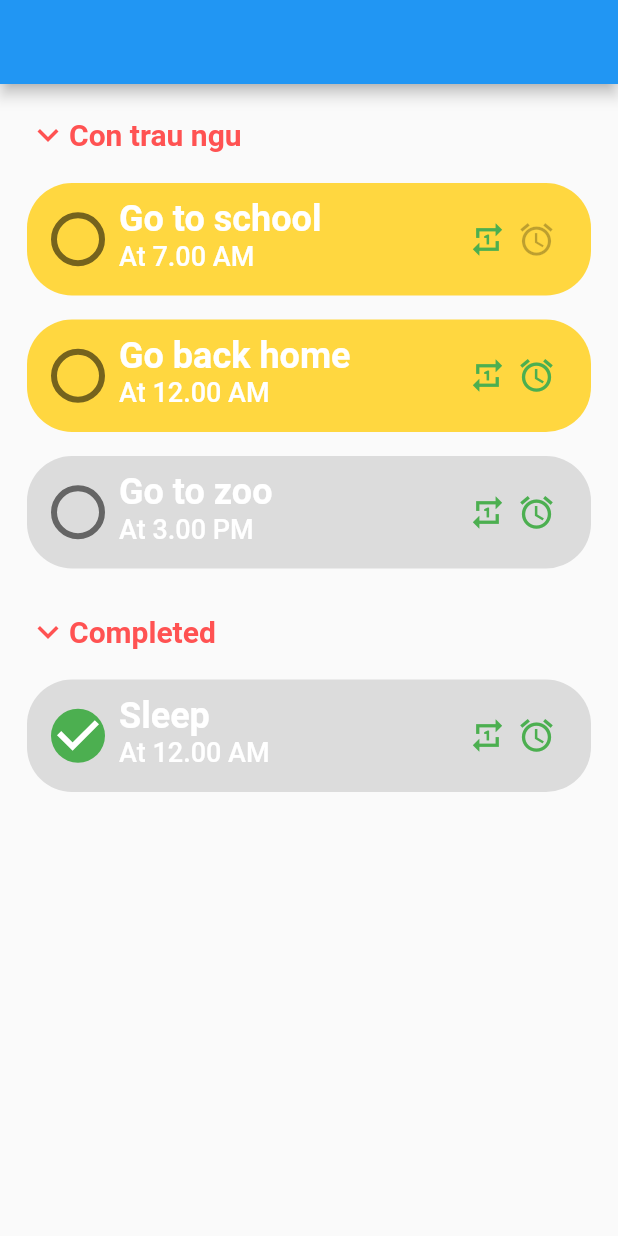
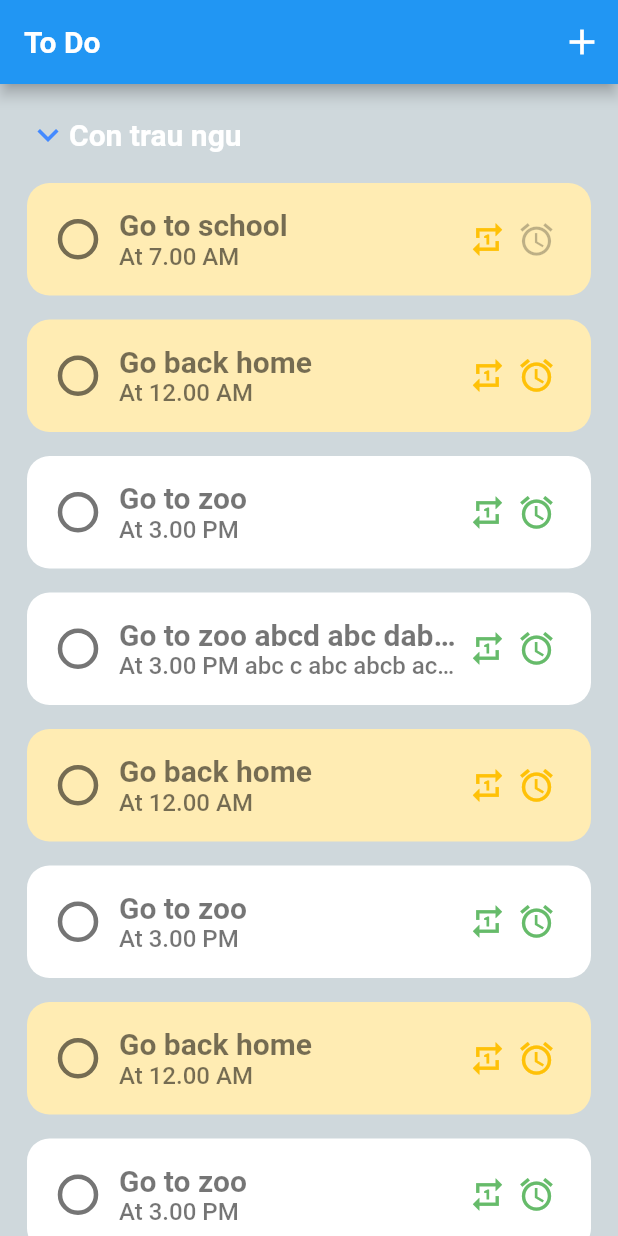
Before and after one commit to DucThang18DT/FlutterApp_StupidBuffalo, a Flutter app: the screen it shows after launch, on a phone screen of 412 x 824 dp. Run offline on Flutter 3.47's test engine with Material 2 defaults, Android fonts, the phone set to English and light mode, and no system bars; our stand-ins replace get.

Commit message:
update main screen: items color, app name,...

```diff
--- a/lib/main.dart
+++ b/lib/main.dart
@@ -36,6 +36,42 @@ void main() {
       remind: true,
       status: Status.DOING,
       important: false));
+  ListTask.tasks.add(TaskProperties(
+      name: "Go to zoo abcd abc dab cd abcd abcd abcd abcd",
+      description:
+          "At 3.00 PM abc c abc abcb acb ab c abc ba cb cba cbac bac bac bac",
+      repeat: Repeat.ONCE,
+      remind: true,
+      status: Status.DOING,
+      important: false));
+  ListTask.tasks.add(TaskProperties(
+      name: "Go back home",
+      description: "At 12.00 AM",
+      repeat: Repeat.ONCE,
+      remind: true,
+      status: Status.DOING,
+      important: true));
+  ListTask.tasks.add(TaskProperties(
+      name: "Go to zoo",
+      description: "At 3.00 PM",
+      repeat: Repeat.ONCE,
+      remind: true,
+      status: Status.DOING,
+      important: false));
+  ListTask.tasks.add(TaskProperties(
+      name: "Go back home",
+      description: "At 12.00 AM",
+      repeat: Repeat.ONCE,
+      remind: true,
+      status: Status.DOING,
+      important: true));
+  ListTask.tasks.add(TaskProperties(
+      name: "Go to zoo",
+      description: "At 3.00 PM",
+      repeat: Repeat.ONCE,
+      remind: true,
+      status: Status.DOING,
+      important: false));
   for (int index = 0; index < ListTask.tasks.length; index++)
     if (ListTask.tasks[index].status == Status.DONE) ++ListTask.taskDone;
   runApp(MyApp());
@@ -45,11 +81,7 @@ class MyApp extends StatelessWidget {
   @override
   Widget build(BuildContext context) {
     return MaterialApp(
-      home: Scaffold(
-          appBar: AppBar(
-            actions: [],
-          ),
-          body: MainScreen()),
+      home: MainScreen(),
     );
   }
 }
--- /dev/null
+++ b/lib/screens/mainScreen/addTaskItem/addTaskButton.dart
@@ -0,0 +1,26 @@
+import 'package:flutter/cupertino.dart';
+import 'package:flutter/material.dart';
+
+class AddTaskButton extends StatelessWidget {
+  static AddButtonProperties _props = AddButtonProperties();
+  @override
+  Widget build(BuildContext context) {
+    return Container(
+      child: IconButton(
+        icon: Icon(
+          Icons.add,
+          size: _props.size,
+          color: _props.color,
+        ),
+        onPressed: () {
+          // TODO
+        },
+      ),
+    );
+  }
+}
+
+class AddButtonProperties {
+  double size = 28;
+  Color color = Colors.white;
+}
--- a/lib/screens/mainScreen/mainScreen.dart
+++ b/lib/screens/mainScreen/mainScreen.dart
@@ -2,6 +2,7 @@ import 'package:flutter/material.dart';
 import 'package:get/get.dart';
 import 'package:todo_app/objects/taskObject/listTask.dart';
 import 'package:todo_app/objects/taskObject/taskProperties.dart';
+import 'package:todo_app/screens/mainScreen/addTaskItem/addTaskButton.dart';
 import 'package:todo_app/screens/mainScreen/taskItem/taskitem.dart';
 
 class MainScreen extends StatefulWidget {
@@ -16,7 +17,20 @@ class MainScreen extends StatefulWidget {
 class _MainScreenState extends State<MainScreen> {
   @override
   Widget build(BuildContext context) {
-    return Obx(() => ListView(
+    return Scaffold(
+        backgroundColor: MainScreen.mainPgProps.background,
+        appBar: AppBar(
+          title: Text(
+            'To Do',
+            style: TextStyle(
+                fontSize: MainScreen.mainPgProps.headerSize,
+                fontWeight: FontWeight.bold),
+          ),
+          actions: [AddTaskButton()],
+        ),
+        body: Obx(
+          () => (ListTask.tasks.length > 0)
+              ? Obx(() => ListView(
                     padding: EdgeInsets.all(MainScreen.mainPgProps.padding),
                     children: [
                       if (ListTask.taskDone < ListTask.tasks.length)
@@ -43,7 +57,8 @@ class _MainScreenState extends State<MainScreen> {
                                   "Con trau ngu",
                                   textAlign: TextAlign.left,
                                   style: TextStyle(
-                            fontSize: MainScreen.mainPgProps.headerSize,
+                                      fontSize:
+                                          MainScreen.mainPgProps.headerSize,
                                       color: MainScreen.mainPgProps.headerColor,
                                       fontWeight: FontWeight.bold),
                                 ),
@@ -51,13 +66,9 @@ class _MainScreenState extends State<MainScreen> {
                             )),
                       if (MainScreen.taskExpand)
                         for (int id = 0; id < ListTask.tasks.length; id++)
-                if (ListTask.tasks[id].status != Status.DONE) TaskItem(id),
+                          if (ListTask.tasks[id].status != Status.DONE)
+                            TaskItem(id),
 
-            // if (ListTask.taskDone > 0)
-            // Container(
-            //   // height: 20,
-            //   padding: EdgeInsets.all(MainScreen.mainPgProps.deviderPadding),
-            //   child:
                       SizedBox(
                         height: 10,
                       ),
@@ -86,32 +97,58 @@ class _MainScreenState extends State<MainScreen> {
                                   "Completed",
                                   textAlign: TextAlign.left,
                                   style: TextStyle(
-                            fontSize: MainScreen.mainPgProps.headerSize,
+                                      fontSize:
+                                          MainScreen.mainPgProps.headerSize,
                                       color: MainScreen.mainPgProps.headerColor,
                                       fontWeight: FontWeight.bold),
                                 ),
                               ]),
                             )),
-            // ),
                       if (MainScreen.completedTaskExpand)
                         for (int id = 0; id < ListTask.tasks.length; id++)
-                if (ListTask.tasks[id].status == Status.DONE) TaskItem(id),
+                          if (ListTask.tasks[id].status == Status.DONE)
+                            TaskItem(id),
 
                       // Text('${ListTask.taskDone}'),
                     ],
+                  ))
+              : Container(
+                  alignment: Alignment.center,
+                  child: Column(
+                      mainAxisAlignment: MainAxisAlignment.center,
+                      children: [
+                        Text(
+                          'You have no task today.',
+                          style: TextStyle(
+                              fontWeight: FontWeight.bold,
+                              fontSize: MainScreen.mainPgProps.headerSize,
+                              color: MainScreen.mainPgProps.noTaskColor),
+                        ),
+                        Text(
+                          'Create now!',
+                          style: TextStyle(
+                              fontWeight: FontWeight.bold,
+                              fontSize: MainScreen.mainPgProps.headerSize,
+                              color: MainScreen.mainPgProps.noTaskColor),
+                        ),
+                      ])),
         ));
   }
 }
 
 class MainScreenProperties {
+  Color background =
+      Colors.blueGrey.shade100; //Colors.lightBlueAccent.shade200;
   double sizedBoxHeght = 50;
   double sizedBoxWidth = 30;
   double padding = 10;
-  Color dividerColor = Colors.black;
-  double deviderHeight = 10;
-  double deviderPadding = 5;
-  Color headerColor = Colors.redAccent;
+  // Color dividerColor = Colors.black;
+  // double deviderHeight = 10;
+  // double deviderPadding = 5;
+  // Color headerColor = Colors.blueAccent.shade200;
+  Color headerColor = Colors.white;
   double headerSize = 20;
   double iconSize = 28;
-  Color iconColor = Colors.redAccent;
+  Color iconColor = Colors.blueAccent.shade200;
+  Color noTaskColor = Colors.black26;
 }
--- a/lib/screens/mainScreen/taskItem/taskitem.dart
+++ b/lib/screens/mainScreen/taskItem/taskitem.dart
@@ -1,6 +1,5 @@
 import 'package:flutter/cupertino.dart';
 import 'package:flutter/material.dart';
-import 'package:get/get_state_manager/src/rx_flutter/rx_obx_widget.dart';
 import 'package:todo_app/objects/taskObject/listTask.dart';
 import 'package:todo_app/objects/taskObject/taskProperties.dart';
 
@@ -17,6 +16,47 @@ class TaskItem extends StatefulWidget {
 }
 
 class _TaskItemState extends State<TaskItem> {
+  deleteTask() {
+    return showDialog(
+      context: context,
+      builder: (BuildContext context) => AlertDialog(
+        shape: RoundedRectangleBorder(
+            // side: BorderSide(color: Colors.green, width: 3),
+            borderRadius: BorderRadius.all(
+                Radius.circular(TaskItem._itemProps.borderRadius))),
+        title: const Text('CONFIRM',
+            style: TextStyle(fontWeight: FontWeight.bold, color: Colors.red)),
+        content: const Text(
+          'Do you want to delete this Task?',
+          style: TextStyle(
+            color: Colors.red,
+          ),
+        ),
+        actions: <Widget>[
+          TextButton(
+            onPressed: () => Navigator.pop(context, 'Cancel'),
+            child: const Text(
+              'Cancel',
+              style: TextStyle(fontWeight: FontWeight.bold),
+            ),
+          ),
+          TextButton(
+            onPressed: () {
+              if (ListTask.tasks[widget.index].status == Status.DONE)
+                --ListTask.taskDone;
+              ListTask.tasks.removeAt(widget.index);
+              Navigator.pop(context, 'OK');
+            },
+            child: const Text(
+              'OK',
+              style: TextStyle(fontWeight: FontWeight.bold, color: Colors.red),
+            ),
+          ),
+        ],
+      ),
+    );
+  }
+
   viewTask() {
     // TODO
   }
@@ -24,13 +64,16 @@ class _TaskItemState extends State<TaskItem> {
   Widget build(BuildContext context) {
     return TextButton(
       onPressed: viewTask,
+      onLongPress: deleteTask,
       child: Container(
         decoration: BoxDecoration(
             borderRadius:
                 BorderRadius.circular(TaskItem._itemProps.borderRadius),
             color: ListTask.tasks[widget.index].important == true
                 ? TaskItem._itemProps.itemImportantBgrColor
-                : TaskItem._itemProps.itemBackground),
+                : (ListTask.tasks[widget.index].status == Status.DONE
+                    ? TaskItem._itemProps.itemDoneBgrColor
+                    : TaskItem._itemProps.itemBackground)),
         padding: EdgeInsets.all(TaskItem._itemProps.padding),
         // margin: EdgeInsets.all(TaskItem._itemProps.margin),
         //color: Colors.amber,
@@ -71,19 +114,27 @@ class _TaskItemState extends State<TaskItem> {
             ),
             Expanded(
               child: Column(
-                  mainAxisAlignment: MainAxisAlignment.start,
+                  mainAxisAlignment: MainAxisAlignment.center,
                   crossAxisAlignment: CrossAxisAlignment.start,
                   children: [
                     Text(
                       ListTask.tasks[widget.index].taskName,
+                      maxLines: TaskItem._itemProps.maxLine,
+                      overflow: TextOverflow.ellipsis,
                       //textAlign: TextAlign.left,
                       style: TextStyle(
+                          decoration:
+                              ListTask.tasks[widget.index].status == Status.DONE
+                                  ? TextDecoration.lineThrough
+                                  : TextDecoration.none,
                           color: TaskItem._itemProps.textColor,
                           fontSize: TaskItem._itemProps.titleSize,
                           fontWeight: FontWeight.bold),
                     ),
                     Text(
                       ListTask.tasks[widget.index].description,
+                      maxLines: TaskItem._itemProps.maxLine,
+                      overflow: TextOverflow.ellipsis,
                       style: TextStyle(
                           color: TaskItem._itemProps.textColor,
                           fontSize: TaskItem._itemProps.desSize),
@@ -98,16 +149,20 @@ class _TaskItemState extends State<TaskItem> {
                     ? TaskItem._itemProps.repeatOnce
                     : TaskItem._itemProps.repeat,
                 size: TaskItem._itemProps.iconSize,
-                color: TaskItem._itemProps.iconActiveColor,
+                color: ListTask.tasks[widget.index].important == true
+                    ? TaskItem._itemProps.iconImpActiveColor
+                    : TaskItem._itemProps.iconActiveColor,
               ),
             ),
             Padding(
               padding: EdgeInsets.all(TaskItem._itemProps.padding / 3),
               child: Icon(Icons.alarm,
                   size: TaskItem._itemProps.iconSize,
-                  color: ListTask.tasks[widget.index].remind == true
-                      ? TaskItem._itemProps.iconActiveColor
-                      : TaskItem._itemProps.iconOffColor),
+                  color: ListTask.tasks[widget.index].remind == false
+                      ? TaskItem._itemProps.iconOffColor
+                      : (ListTask.tasks[widget.index].important == true
+                          ? TaskItem._itemProps.iconImpActiveColor
+                          : TaskItem._itemProps.iconActiveColor)),
             ),
             SizedBox(
               width: TaskItem._itemProps.width,
@@ -124,18 +179,22 @@ class TaskItemProperties {
   double padding = 10;
   double height = 75;
   double width = 10;
-  double borderRadius = 30;
-  double titleSize = 24;
-  double desSize = 18;
-  Color itemBackground = Colors.black12;
-  Color itemImportantBgrColor = Colors.amberAccent;
-  Color textColor = Colors.white;
+  double borderRadius = 15;
+  double titleSize = 20;
+  double desSize = 16;
+  int maxLine = 1;
+  Color itemBackground = Colors.white;
+  Color itemDoneBgrColor = Colors.green.shade200;
+  Color itemImportantBgrColor = Colors.amber.shade100;
+  Color textColor = Colors.black54;
   bool checkBoxValue = true;
   Color checkboxActiveColor = Colors.green;
-  double checkBoxScale = 2.0;
+  double checkBoxScale = 1.5;
   IconData repeatOnce = Icons.repeat_one;
   IconData repeat = Icons.repeat;
   double iconSize = 26;
-  Color iconActiveColor = Colors.green;
+  Color iconActiveColor = Colors.green.shade400;
+  Color iconImpActiveColor = Colors.amber;
   Color iconOffColor = Colors.black26;
+  // Color deleteTaskWarning = Colors.red;
 }
--- a/lib/taskObject/listTask.dart
+++ /dev/null
@@ -1,5 +0,0 @@
-import 'package:todo_app/objects/taskObject/taskProperties.dart';
-
-class ListTask {
-  static List<TaskProperties> tasks = <TaskProperties>[];
-}
```
Lines whose indentation alone changed are shown as unchanged.
